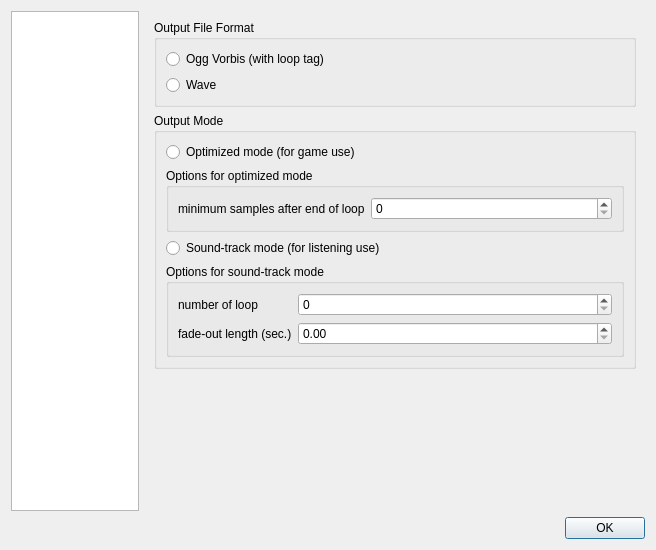
Old version of the form LoopMID2LoopOGG-GUI/forms/ConfigDialog.ui in the repository WL-Amigo/LoopMID2LoopOGG.
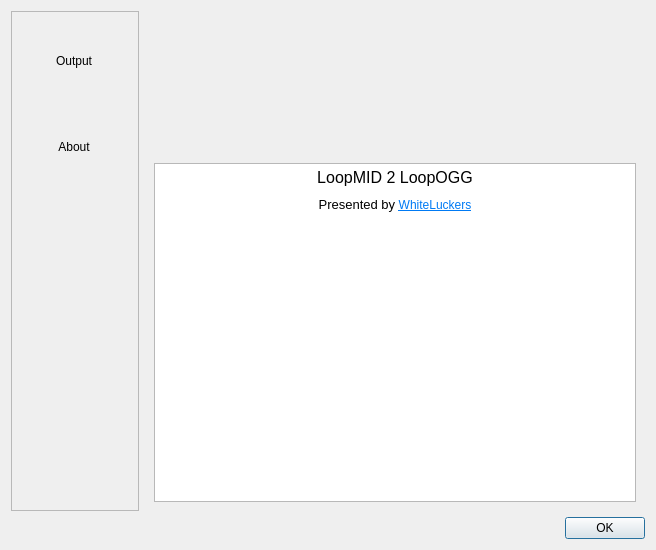
New version of the form. The open tabs and pages were chosen to show the change. Icons and pictures are not drawn.

Commit message: update ConfigDialog and add route from MainWindow to ConfigDialog

Diff of the .ui file:
```diff
--- a/LoopMID2LoopOGG-GUI/forms/ConfigDialog.ui
+++ b/LoopMID2LoopOGG-GUI/forms/ConfigDialog.ui
@@ -19,13 +19,7 @@
      <item>
       <layout class="QHBoxLayout" name="horizontalLayout">
        <item>
-        <widget class="QListWidget" name="listWidget">
-         <property name="sizePolicy">
-          <sizepolicy hsizetype="Preferred" vsizetype="Expanding">
-           <horstretch>0</horstretch>
-           <verstretch>0</verstretch>
-          </sizepolicy>
-         </property>
+        <widget class="QScrollArea" name="scrollArea">
          <property name="minimumSize">
           <size>
            <width>128</width>
@@ -38,12 +32,114 @@
            <height>16777215</height>
           </size>
          </property>
-         <property name="baseSize">
-          <size>
-           <width>80</width>
-           <height>0</height>
-          </size>
+         <property name="horizontalScrollBarPolicy">
+          <enum>Qt::ScrollBarAlwaysOff</enum>
          </property>
+         <property name="widgetResizable">
+          <bool>true</bool>
+         </property>
+         <property name="alignment">
+          <set>Qt::AlignCenter</set>
+         </property>
+         <widget class="QWidget" name="scrollAreaWidgetContents">
+          <property name="geometry">
+           <rect>
+            <x>0</x>
+            <y>0</y>
+            <width>126</width>
+            <height>498</height>
+           </rect>
+          </property>
+          <layout class="QVBoxLayout" name="verticalLayout_7">
+           <item>
+            <widget class="QToolButton" name="CSBOutput">
+             <property name="minimumSize">
+              <size>
+               <width>106</width>
+               <height>80</height>
+              </size>
+             </property>
+             <property name="maximumSize">
+              <size>
+               <width>106</width>
+               <height>80</height>
+              </size>
+             </property>
+             <property name="styleSheet">
+              <string notr="true">background-color: none;
+border: none;</string>
+             </property>
+             <property name="text">
+              <string>Output</string>
+             </property>
+             <property name="icon">
+              <iconset>
+               <normalon>:/disk2x.png</normalon>
+              </iconset>
+             </property>
+             <property name="iconSize">
+              <size>
+               <width>48</width>
+               <height>48</height>
+              </size>
+             </property>
+             <property name="toolButtonStyle">
+              <enum>Qt::ToolButtonTextUnderIcon</enum>
+             </property>
+            </widget>
+           </item>
+           <item>
+            <widget class="QToolButton" name="CSBAbout">
+             <property name="minimumSize">
+              <size>
+               <width>106</width>
+               <height>80</height>
+              </size>
+             </property>
+             <property name="maximumSize">
+              <size>
+               <width>106</width>
+               <height>80</height>
+              </size>
+             </property>
+             <property name="styleSheet">
+              <string notr="true">background-color: none;
+border: none;</string>
+             </property>
+             <property name="text">
+              <string>About</string>
+             </property>
+             <property name="icon">
+              <iconset>
+               <normalon>:/magiccircle2x.png</normalon>
+              </iconset>
+             </property>
+             <property name="iconSize">
+              <size>
+               <width>48</width>
+               <height>48</height>
+              </size>
+             </property>
+             <property name="toolButtonStyle">
+              <enum>Qt::ToolButtonTextUnderIcon</enum>
+             </property>
+            </widget>
+           </item>
+           <item>
+            <spacer name="verticalSpacer_2">
+             <property name="orientation">
+              <enum>Qt::Vertical</enum>
+             </property>
+             <property name="sizeHint" stdset="0">
+              <size>
+               <width>20</width>
+               <height>40</height>
+              </size>
+             </property>
+            </spacer>
+           </item>
+          </layout>
+         </widget>
         </widget>
        </item>
        <item>
@@ -174,7 +270,44 @@
            </item>
           </layout>
          </widget>
-         <widget class="QWidget" name="page_2"/>
+         <widget class="QWidget" name="CPAbout">
+          <layout class="QVBoxLayout" name="verticalLayout_8">
+           <item>
+            <widget class="QWidget" name="widget" native="true">
+             <property name="minimumSize">
+              <size>
+               <width>0</width>
+               <height>137</height>
+              </size>
+             </property>
+             <property name="maximumSize">
+              <size>
+               <width>16777215</width>
+               <height>137</height>
+              </size>
+             </property>
+             <property name="styleSheet">
+              <string notr="true">background-image: url(:/minilogo.png);
+background-position: center;
+background-repeat: no-repeat;</string>
+             </property>
+            </widget>
+           </item>
+           <item>
+            <widget class="QTextBrowser" name="textBrowser">
+             <property name="html">
+              <string>&lt;!DOCTYPE HTML PUBLIC &quot;-//W3C//DTD HTML 4.0//EN&quot; &quot;http://www.w3.org/TR/REC-html40/strict.dtd&quot;&gt;
+&lt;html&gt;&lt;head&gt;&lt;meta name=&quot;qrichtext&quot; content=&quot;1&quot; /&gt;&lt;style type=&quot;text/css&quot;&gt;
+p, li { white-space: pre-wrap; }
+&lt;/style&gt;&lt;/head&gt;&lt;body style=&quot; font-family:'Sans Serif'; font-size:9pt; font-weight:400; font-style:normal;&quot;&gt;
+&lt;p align=&quot;center&quot; style=&quot; margin-top:0px; margin-bottom:0px; margin-left:0px; margin-right:0px; -qt-block-indent:0; text-indent:0px;&quot;&gt;&lt;span style=&quot; font-size:12pt;&quot;&gt;LoopMID 2 LoopOGG&lt;/span&gt;&lt;/p&gt;
+&lt;p align=&quot;center&quot; style=&quot;-qt-paragraph-type:empty; margin-top:0px; margin-bottom:0px; margin-left:0px; margin-right:0px; -qt-block-indent:0; text-indent:0px; font-size:6pt;&quot;&gt;&lt;br /&gt;&lt;/p&gt;
+&lt;p align=&quot;center&quot; style=&quot; margin-top:0px; margin-bottom:0px; margin-left:0px; margin-right:0px; -qt-block-indent:0; text-indent:0px;&quot;&gt;&lt;span style=&quot; font-size:10pt;&quot;&gt;Presented by &lt;/span&gt;&lt;a href=&quot;https://wl-amigo.github.io/&quot;&gt;&lt;span style=&quot; text-decoration: underline; color:#007af4;&quot;&gt;WhiteLuckers&lt;/span&gt;&lt;/a&gt;&lt;/p&gt;&lt;/body&gt;&lt;/html&gt;</string>
+             </property>
+            </widget>
+           </item>
+          </layout>
+         </widget>
         </widget>
        </item>
       </layout>
```
Left out of the diff: 4 changed lines with no effect on the pictures. The commit also changes 8 other files.
